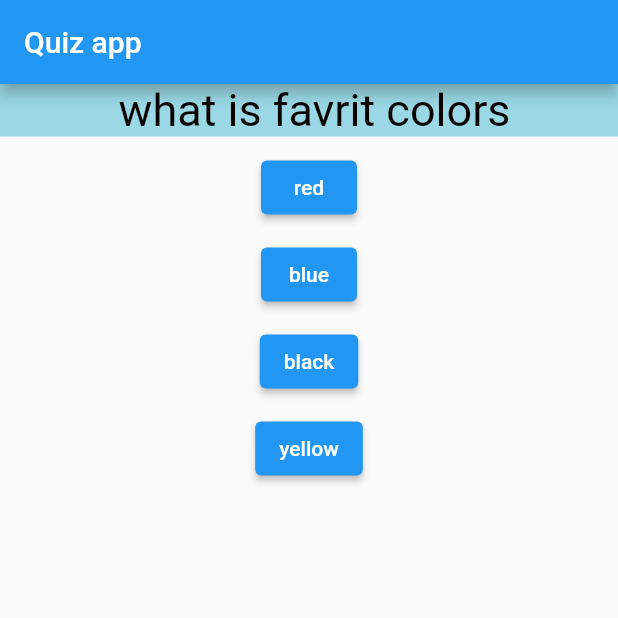
After one commit to HaldunMatar/northcoures-quizapp, a Flutter app: the screen it shows after launch, after a tap on "10", on a phone screen of 412 x 824 dp, the top half of it. The commit adds this screen. Run offline on Flutter 3.47's test engine with Material 2 defaults, Android fonts, the phone set to English and light mode, and no system bars.

Commit message:
more costum widget . widget condition

```diff
--- a/lib/answer.dart
+++ b/lib/answer.dart
@@ -1,3 +1,4 @@
+import 'package:flutter/material.dart';
 import 'package:flutter/material.dart';
 
 class Answer extends StatelessWidget {
--- a/lib/main.dart
+++ b/lib/main.dart
@@ -1,10 +1,8 @@
 import 'package:flutter/material.dart';
-import 'package:quizapp/question.dart';
-import 'package:quizapp/answer.dart';
+import 'quiz.dart';
+import 'result.dart';
 
-void main()=>
-  runApp(MyApp());
-
+void main() => runApp(MyApp());
 
 class MyApp extends StatefulWidget {
   @override
@@ -16,49 +14,49 @@ class MyApp extends StatefulWidget {
 class _MyAppState extends State<MyApp> {
   int questionIndex = 0;
 
+  var questions = [
+    {
+      'questionkey': ' what is muhet the earth',
+      'answer': ['10', '485', '555', '4000']
+    },
+    {
+      'questionkey': ' what is favrit colors',
+      'answer': ['red', 'blue', 'black', 'yellow']
+    },
+    {
+      'questionkey': 'what is the better  in syria',
+      'answer': ['idleb', 'sham', 'homus', 'hama']
+    },
+    {
+      'questionkey': '    8 + 5 * 2 ',
+      'answer': ['18', '5', '9', '8']
+    }
+  ];
+
   void answerQuestion() {
+    if (questionIndex < questions.length) {
+      print('we have more question');
       setState(() {
         print(' I am answer  $questionIndex ');
         questionIndex = questionIndex + 1;
       });
+    } else {
+      print('we have not  more question');
+    }
 
     // questionIndex +=1 ;
   }
 
   @override
   Widget build(BuildContext context) {
-    var questions = [
-      {
-        'questionkey': ' what is muhet the earth',
-        'answera': ['10', '485', '555', '4000']
-      },
-      {
-        'questionkey': ' what is favrit colors',
-        'answera': ['red', 'blue', 'black', 'yellow']
-      },
-      {
-        'questionkey': 'what is the better  in syria',
-        'answera': ['idleb', 'sham', 'homus', 'hama']
-      },
-      {
-        'questionkey': '    8 + 5 * 2 ',
-        'answera': ['18', '5', '9', '8']
-      }
-    ];
     return MaterialApp(
       home: Scaffold(
           appBar: AppBar(
             title: Text('Quiz app'),
           ),
-        body: Column(
-          children: [
-            Question(questions[questionIndex]['questionkey'] as String),
-            ...(questions[questionIndex]['answera'] as List<String>).map((e) {
-              return Answer(e, answerQuestion);
-            }).toList()
-          ],
-        ),
-      ),
+          body: questionIndex < questions.length
+              ? Quiz(questions, questionIndex, answerQuestion)
+              : Result()),
     );
   }
 }
--- /dev/null
+++ b/lib/quiz.dart
@@ -0,0 +1,25 @@
+import 'package:flutter/material.dart';
+import 'question.dart';
+import 'answer.dart';
+
+class Quiz extends StatelessWidget {
+  List<Map<String, Object>> questions;
+
+  int questionIndex = 0;
+  Function()? answerQuestion;
+
+  Quiz(this.questions, this.questionIndex, this.answerQuestion);
+
+  @override
+  Widget build(BuildContext context) {
+    return Column(
+      children: [
+        Question(questions[questionIndex]['questionkey'] as String),
+        ...(questions[questionIndex]['answer'] as List<String>)
+            .map((ansertext) {
+          return Answer(ansertext, answerQuestion);
+        }).toList()
+      ],
+    );
+  }
+}
```
Also changed, not shown: lib/result.dart (added, +12 -0 lines). Lines whose indentation alone changed are shown as unchanged.
